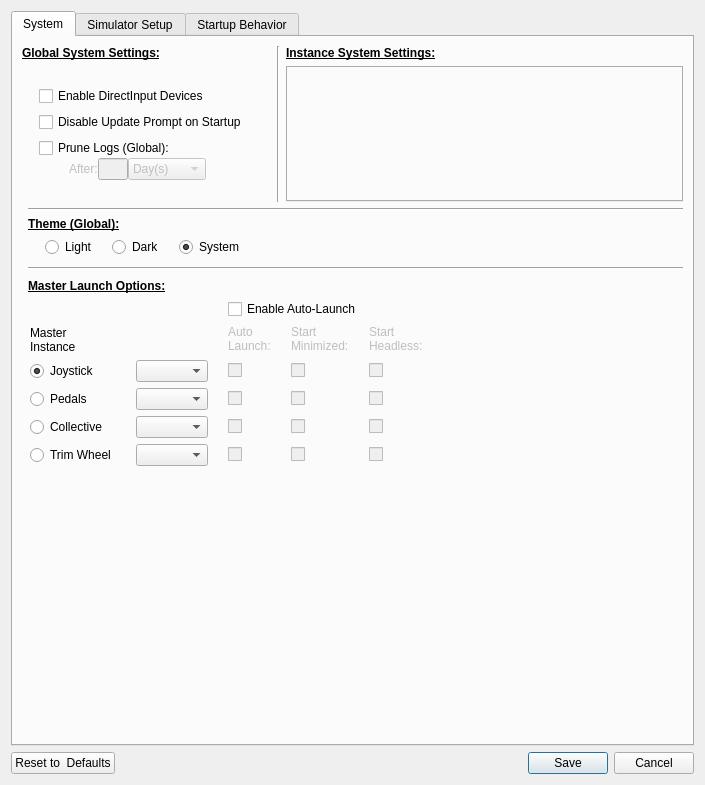
First picture: the form in SM/system_settings_new.ui, repository walmis/VPforce-TelemFFB, before the edit.
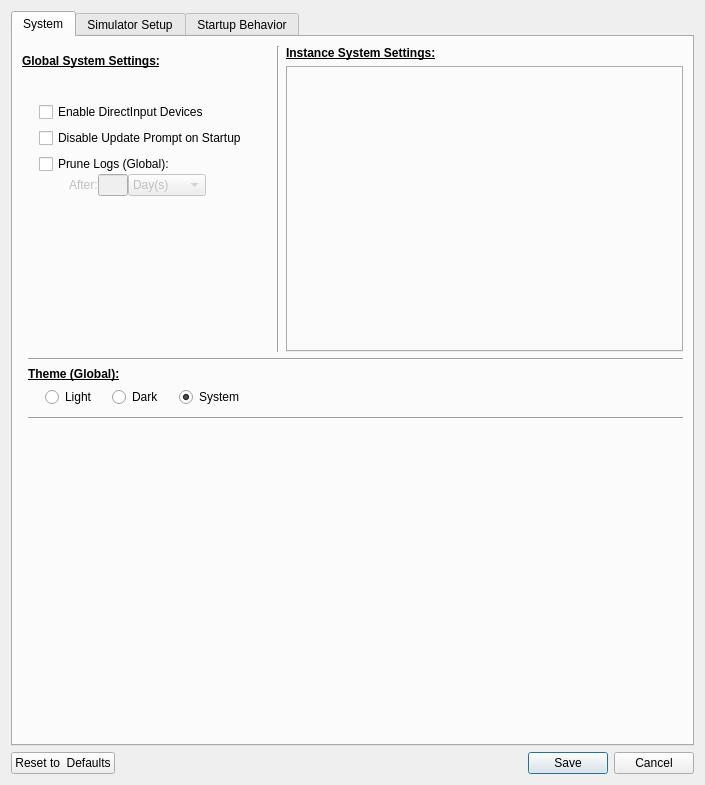
Second picture: the form after the edit. The open tabs and pages were chosen to show the change. Custom widgets are drawn as their Qt base class.

Commit message: refactor(settings): device role cards replace the launch options grid

```diff
--- a/SM/system_settings_new.ui
+++ b/SM/system_settings_new.ui
@@ -188,7 +188,7 @@
        </item>
        <item row="4" column="1" colspan="2">
         <widget class="QWidget" name="masterLaunchOptions" native="true">
-         <layout class="QGridLayout" name="gridLayout_7">
+         <layout class="QVBoxLayout" name="deviceCardsHostLayout">
           <property name="leftMargin">
            <number>0</number>
           </property>
@@ -201,428 +201,6 @@
           <property name="bottomMargin">
            <number>0</number>
           </property>
-          <item row="0" column="0">
-           <widget class="QLabel" name="labelLaunch">
-            <property name="font">
-             <font>
-              <bold>true</bold>
-              <underline>true</underline>
-             </font>
-            </property>
-            <property name="text">
-             <string>Master Launch Options:</string>
-            </property>
-           </widget>
-          </item>
-          <item row="1" column="0">
-           <layout class="QGridLayout" name="gridLayout_3">
-            <property name="horizontalSpacing">
-             <number>20</number>
-            </property>
-            <item row="1" column="7">
-             <spacer name="horizontalSpacer_23">
-              <property name="orientation">
-               <enum>Qt::Horizontal</enum>
-              </property>
-              <property name="sizeHint" stdset="0">
-               <size>
-                <width>40</width>
-                <height>29</height>
-               </size>
-              </property>
-             </spacer>
-            </item>
-            <item row="2" column="1">
-             <widget class="QRadioButton" name="rb_master_j">
-              <property name="text">
-               <string>Joystick</string>
-              </property>
-              <property name="checked">
-               <bool>true</bool>
-              </property>
-             </widget>
-            </item>
-            <item row="2" column="5">
-             <widget class="QCheckBox" name="cb_min_enable_j">
-              <property name="enabled">
-               <bool>false</bool>
-              </property>
-              <property name="maximumSize">
-               <size>
-                <width>15</width>
-                <height>16777215</height>
-               </size>
-              </property>
-              <property name="text">
-               <string />
-              </property>
-              <property name="checkable">
-               <bool>true</bool>
-              </property>
-             </widget>
-            </item>
-            <item row="4" column="6">
-             <widget class="QCheckBox" name="cb_headless_c">
-              <property name="enabled">
-               <bool>false</bool>
-              </property>
-              <property name="maximumSize">
-               <size>
-                <width>15</width>
-                <height>16777215</height>
-               </size>
-              </property>
-              <property name="text">
-               <string />
-              </property>
-              <property name="checkable">
-               <bool>true</bool>
-              </property>
-             </widget>
-            </item>
-            <item row="1" column="6">
-             <widget class="QLabel" name="lab_start_headless">
-              <property name="enabled">
-               <bool>false</bool>
-              </property>
-              <property name="text">
-               <string>Start
-Headless:</string>
-              </property>
-              <property name="alignment">
-               <set>Qt::AlignLeading|Qt::AlignLeft|Qt::AlignTop</set>
-              </property>
-             </widget>
-            </item>
-            <item row="3" column="1">
-             <widget class="QRadioButton" name="rb_master_p">
-              <property name="text">
-               <string>Pedals</string>
-              </property>
-             </widget>
-            </item>
-            <item row="1" column="1">
-             <widget class="QLabel" name="label_9">
-              <property name="sizePolicy">
-               <sizepolicy hsizetype="Preferred" vsizetype="Preferred">
-                <horstretch>0</horstretch>
-                <verstretch>0</verstretch>
-               </sizepolicy>
-              </property>
-              <property name="text">
-               <string>Master
-Instance</string>
-              </property>
-             </widget>
-            </item>
-            <item row="3" column="7">
-             <spacer name="horizontalSpacer_25">
-              <property name="orientation">
-               <enum>Qt::Horizontal</enum>
-              </property>
-              <property name="sizeHint" stdset="0">
-               <size>
-                <width>40</width>
-                <height>19</height>
-               </size>
-              </property>
-             </spacer>
-            </item>
-            <item row="4" column="7">
-             <spacer name="horizontalSpacer_26">
-              <property name="orientation">
-               <enum>Qt::Horizontal</enum>
-              </property>
-              <property name="sizeHint" stdset="0">
-               <size>
-                <width>40</width>
-                <height>19</height>
-               </size>
-              </property>
-             </spacer>
-            </item>
-            <item row="1" column="4">
-             <widget class="QLabel" name="lab_auto_launch">
-              <property name="enabled">
-               <bool>false</bool>
-              </property>
-              <property name="sizePolicy">
-               <sizepolicy hsizetype="Preferred" vsizetype="Preferred">
-                <horstretch>0</horstretch>
-                <verstretch>0</verstretch>
-               </sizepolicy>
-              </property>
-              <property name="text">
-               <string>Auto
-Launch:</string>
-              </property>
-              <property name="alignment">
-               <set>Qt::AlignLeading|Qt::AlignLeft|Qt::AlignTop</set>
-              </property>
-             </widget>
-            </item>
-            <item row="3" column="6">
-             <widget class="QCheckBox" name="cb_headless_p">
-              <property name="enabled">
-               <bool>false</bool>
-              </property>
-              <property name="maximumSize">
-               <size>
-                <width>15</width>
-                <height>16777215</height>
-               </size>
-              </property>
-              <property name="text">
-               <string />
-              </property>
-              <property name="checkable">
-               <bool>true</bool>
-              </property>
-             </widget>
-            </item>
-            <item row="2" column="7">
-             <spacer name="horizontalSpacer_24">
-              <property name="orientation">
-               <enum>Qt::Horizontal</enum>
-              </property>
-              <property name="sizeHint" stdset="0">
-               <size>
-                <width>40</width>
-                <height>19</height>
-               </size>
-              </property>
-             </spacer>
-            </item>
-            <item row="5" column="6">
-             <widget class="QCheckBox" name="cb_headless_t">
-              <property name="enabled">
-               <bool>false</bool>
-              </property>
-              <property name="maximumSize">
-               <size>
-                <width>15</width>
-                <height>16777215</height>
-               </size>
-              </property>
-              <property name="text">
-               <string />
-              </property>
-              <property name="checkable">
-               <bool>true</bool>
-              </property>
-             </widget>
-            </item>
-            <item row="2" column="6">
-             <widget class="QCheckBox" name="cb_headless_j">
-              <property name="enabled">
-               <bool>false</bool>
-              </property>
-              <property name="maximumSize">
-               <size>
-                <width>15</width>
-                <height>16777215</height>
-               </size>
-              </property>
-              <property name="text">
-               <string />
-              </property>
-              <property name="checkable">
-               <bool>true</bool>
-              </property>
-             </widget>
-            </item>
-            <item row="3" column="4">
-             <widget class="QCheckBox" name="cb_al_enable_p">
-              <property name="enabled">
-               <bool>false</bool>
-              </property>
-              <property name="maximumSize">
-               <size>
-                <width>15</width>
-                <height>16777215</height>
-               </size>
-              </property>
-              <property name="text">
-               <string />
-              </property>
-             </widget>
-            </item>
-            <item row="4" column="5">
-             <widget class="QCheckBox" name="cb_min_enable_c">
-              <property name="enabled">
-               <bool>false</bool>
-              </property>
-              <property name="maximumSize">
-               <size>
-                <width>15</width>
-                <height>16777215</height>
-               </size>
-              </property>
-              <property name="text">
-               <string />
-              </property>
-              <property name="checkable">
-               <bool>true</bool>
-              </property>
-             </widget>
-            </item>
-            <item row="0" column="4" colspan="3">
-             <widget class="QCheckBox" name="cb_al_enable">
-              <property name="font">
-               <font>
-                <bold>false</bold>
-                <underline>false</underline>
-               </font>
-              </property>
-              <property name="text">
-               <string>Enable Auto-Launch</string>
-              </property>
-             </widget>
-            </item>
-            <item row="5" column="1">
-             <widget class="QRadioButton" name="rb_master_t">
-              <property name="text">
-               <string>Trim Wheel</string>
-              </property>
-             </widget>
-            </item>
-            <item row="1" column="0">
-             <spacer name="horizontalSpacer_29">
-              <property name="orientation">
-               <enum>Qt::Horizontal</enum>
-              </property>
-              <property name="sizeType">
-               <enum>QSizePolicy::Fixed</enum>
-              </property>
-              <property name="sizeHint" stdset="0">
-               <size>
-                <width>2</width>
-                <height>17</height>
-               </size>
-              </property>
-             </spacer>
-            </item>
-            <item row="5" column="5">
-             <widget class="QCheckBox" name="cb_min_enable_t">
-              <property name="enabled">
-               <bool>false</bool>
-              </property>
-              <property name="maximumSize">
-               <size>
-                <width>15</width>
-                <height>16777215</height>
-               </size>
-              </property>
-              <property name="text">
-               <string />
-              </property>
-              <property name="checkable">
-               <bool>true</bool>
-              </property>
-             </widget>
-            </item>
-            <item row="4" column="1">
-             <widget class="QRadioButton" name="rb_master_c">
-              <property name="text">
-               <string>Collective</string>
-              </property>
-             </widget>
-            </item>
-            <item row="2" column="4">
-             <widget class="QCheckBox" name="cb_al_enable_j">
-              <property name="enabled">
-               <bool>false</bool>
-              </property>
-              <property name="maximumSize">
-               <size>
-                <width>15</width>
-                <height>16777215</height>
-               </size>
-              </property>
-              <property name="text">
-               <string />
-              </property>
-             </widget>
-            </item>
-            <item row="5" column="4">
-             <widget class="QCheckBox" name="cb_al_enable_t">
-              <property name="enabled">
-               <bool>false</bool>
-              </property>
-              <property name="maximumSize">
-               <size>
-                <width>15</width>
-                <height>16777215</height>
-               </size>
-              </property>
-              <property name="text">
-               <string />
-              </property>
-             </widget>
-            </item>
-            <item row="3" column="5">
-             <widget class="QCheckBox" name="cb_min_enable_p">
-              <property name="enabled">
-               <bool>false</bool>
-              </property>
-              <property name="maximumSize">
-               <size>
-                <width>15</width>
-                <height>16777215</height>
-               </size>
-              </property>
-              <property name="text">
-               <string />
-              </property>
-              <property name="checkable">
-               <bool>true</bool>
-              </property>
-             </widget>
-            </item>
-            <item row="4" column="4">
-             <widget class="QCheckBox" name="cb_al_enable_c">
-              <property name="enabled">
-               <bool>false</bool>
-              </property>
-              <property name="maximumSize">
-               <size>
-                <width>15</width>
-                <height>16777215</height>
-               </size>
-              </property>
-              <property name="text">
-               <string />
-              </property>
-             </widget>
-            </item>
-            <item row="1" column="5">
-             <widget class="QLabel" name="lab_start_min">
-              <property name="enabled">
-               <bool>false</bool>
-              </property>
-              <property name="text">
-               <string>Start
-Minimized:</string>
-              </property>
-              <property name="alignment">
-               <set>Qt::AlignLeading|Qt::AlignLeft|Qt::AlignTop</set>
-              </property>
-             </widget>
-            </item>
-            <item row="2" column="3">
-             <widget class="QComboBox" name="cb_select_j" />
-            </item>
-            <item row="3" column="3">
-             <widget class="QComboBox" name="cb_select_p" />
-            </item>
-            <item row="4" column="3">
-             <widget class="QComboBox" name="cb_select_c" />
-            </item>
-            <item row="5" column="3">
-             <widget class="QComboBox" name="cb_select_t" />
-            </item>
-           </layout>
-          </item>
          </layout>
         </widget>
        </item>
```
Left out of the diff: 21 changed lines with no effect on the pictures. The commit also changes 14 other files.
